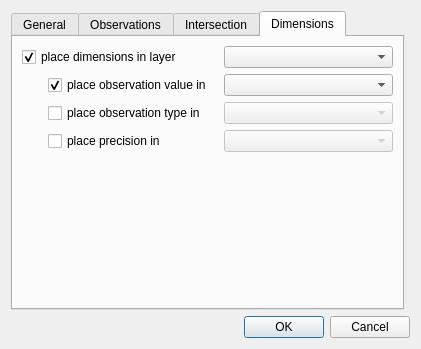
The window that ui/ui_settings.ui (3nids/intersectit) describes before a commit, drawn with Qt 5.
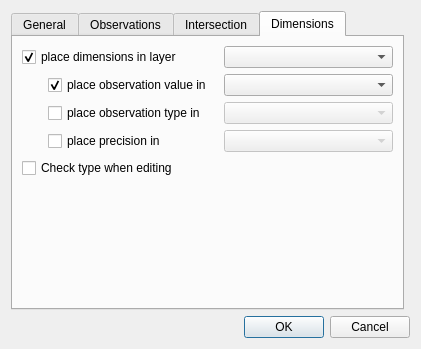
The same window after the commit. The open tabs and pages were chosen to show the change.

Commit message: rename settings

Patch:
```diff
--- a/ui/ui_settings.ui
+++ b/ui/ui_settings.ui
@@ -507,6 +507,13 @@
          </property>
         </widget>
        </item>
+       <item row="4" column="0" colspan="3">
+        <widget class="QCheckBox" name="dimensionCheckType">
+         <property name="text">
+          <string>Check type when editing</string>
+         </property>
+        </widget>
+       </item>
       </layout>
      </widget>
     </widget>
```
Left out of the diff: 18 changed lines with no effect on the pictures. The commit also changes 4 other files.
